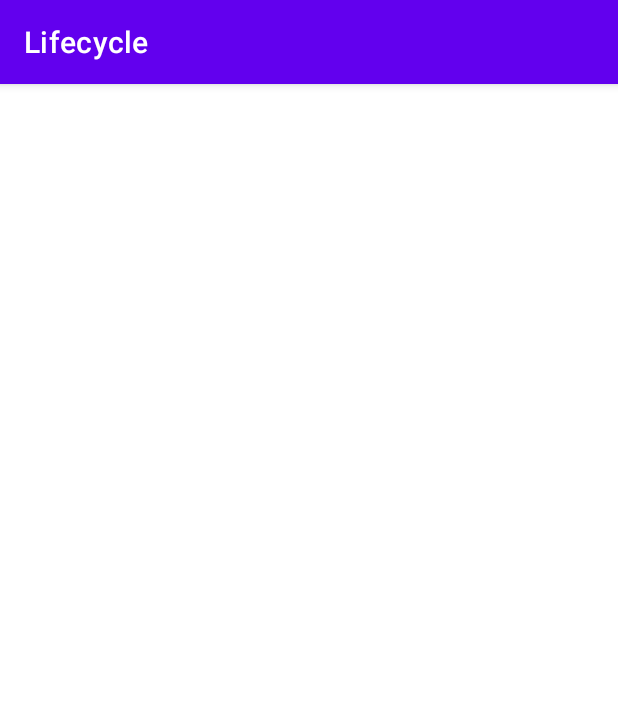
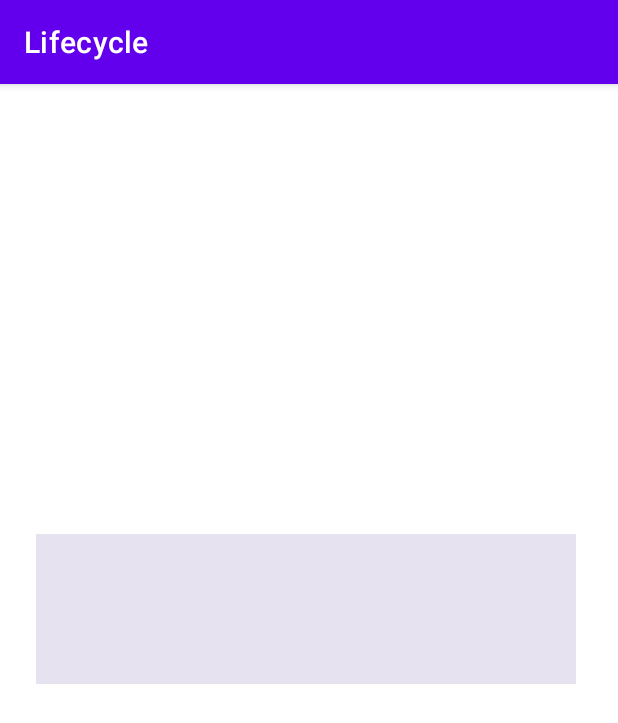
Before and after one commit to seuriseuljjeok/UMC_Android, an Android app: the Check screen opened directly, with no data from a screen before it, on a phone screen of 412 x 824 dp. Shown: the top 723 px of the screen. Run offline under Robolectric (Android 15) with nearby library versions, the phone set to English and light mode, and no system bars.

Commit message:
WEEK4 미션 수정

```diff
--- a/WEEK4/app/src/main/java/com/example/lifecycle/Check.kt
+++ b/WEEK4/app/src/main/java/com/example/lifecycle/Check.kt
@@ -16,7 +16,6 @@ class Check : AppCompatActivity() {
 
         //Memo activity에서 intent로 넘겨준 값을 intent를 통해 받아옴
         //문자열로 넣어주었기 때문에 getStringExtra(키 값)를 통해 꺼내옴
-        var intent = intent
         var value = intent.getStringExtra("memo")
         binding.getText.text = value //Check activity에 꺼내온 값 세팅
     }
--- a/WEEK4/app/src/main/java/com/example/lifecycle/Memo.kt
+++ b/WEEK4/app/src/main/java/com/example/lifecycle/Memo.kt
@@ -55,7 +55,7 @@ class Memo : AppCompatActivity() {
 
             //intent에 editText 값 담아줌
             //putExtra(key, value) => 값을 담을 때 사용함
-           // intent.putExtra("memo", value)
+            intent.putExtra("memo", result)
             startActivity(intent)
         }
     }
@@ -72,7 +72,7 @@ class Memo : AppCompatActivity() {
 
     override fun onResume() {
         super.onResume()
-        if(!savedMemo.isEmpty()) { //저장된 메모가 있는 경우
+        if(savedMemo.isNotEmpty()) { //저장된 메모가 있는 경우
             result = savedMemo //저장된 메모를 최종메모 변수에 저장
             binding.editText.setText(result) //최종변수를 EditText에 넣어줌
             binding.btn.isEnabled = true //버튼 활성화
--- a/WEEK4/app/src/main/res/layout/activity_check.xml
+++ b/WEEK4/app/src/main/res/layout/activity_check.xml
@@ -7,13 +7,16 @@
     tools:context=".Check">
 
     <TextView
-        android:layout_width="match_parent"
-        android:layout_height="match_parent"
         android:id="@+id/getText"
+        android:layout_width="360dp"
+        android:layout_height="100dp"
+        android:layout_marginLeft="24dp"
+        android:layout_marginTop="300dp"
+        android:background="#E6E2EF"
+        android:gravity="center"
+        android:textColor="#1F1C53"
         android:textFontWeight="20"
-        android:textColor="#1F1C53"
-        android:textSize="40dp"
-        >
+        android:textSize="40sp">
 
     </TextView>
 </LinearLayout>
```
